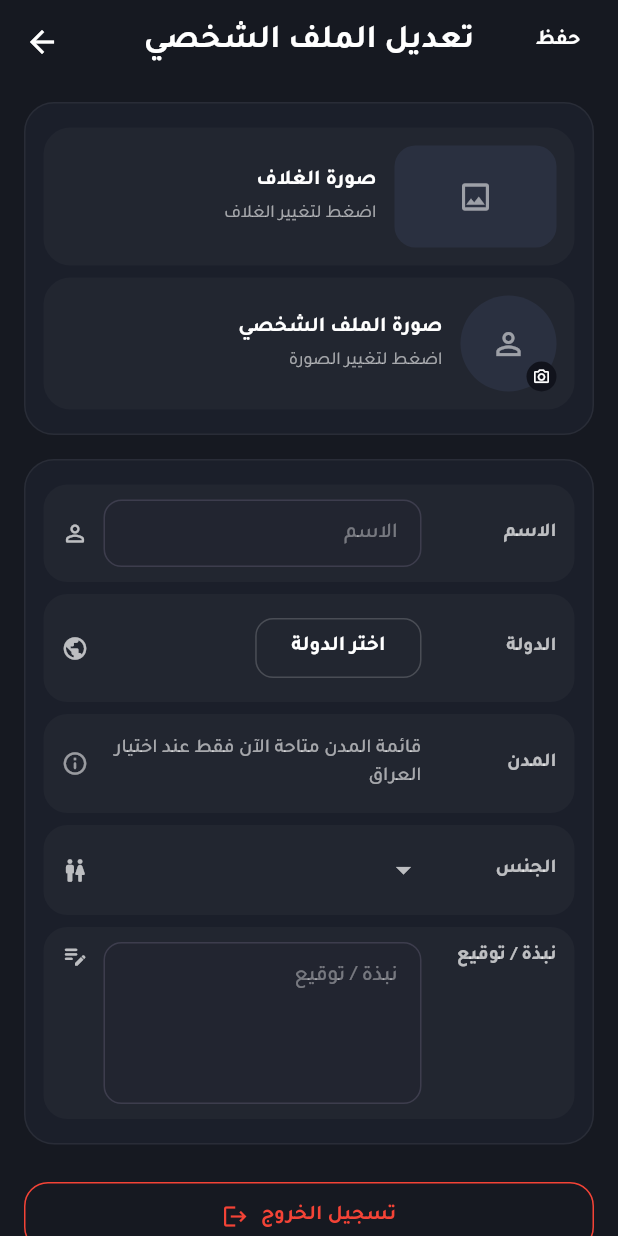
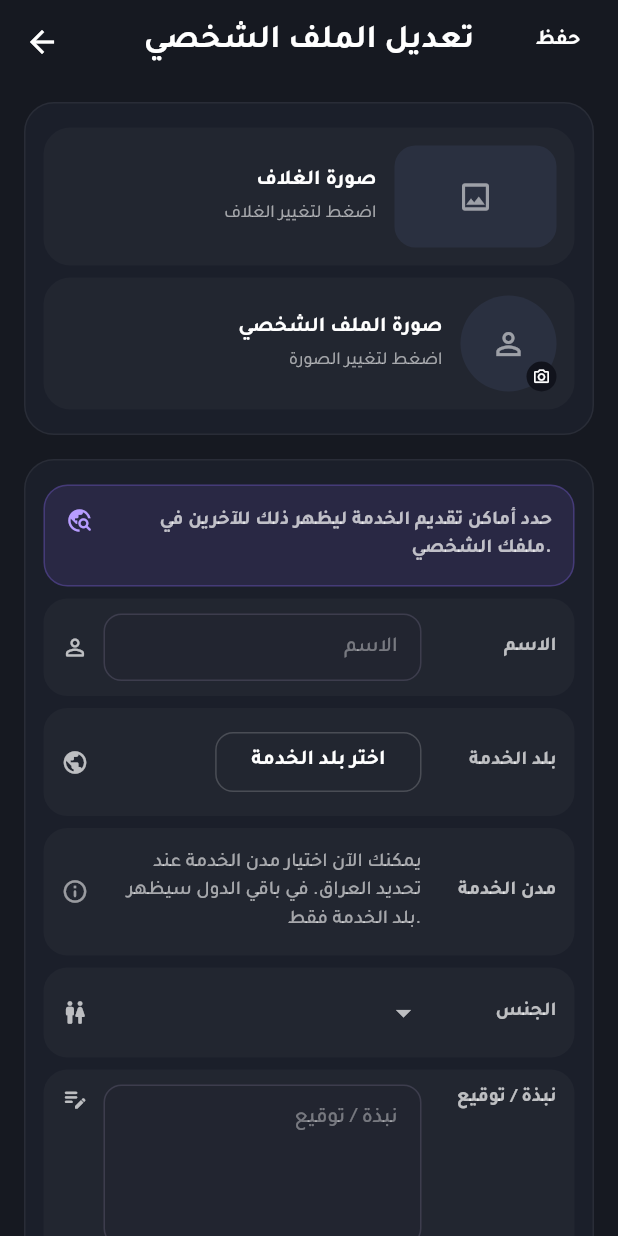
Before and after one commit to morti26/sawrly, a Flutter app: the EditProfileScreen screen opened directly with empty values, on a phone screen of 412 x 824 dp. Run offline on Flutter 3.47's test engine with Material 3 defaults, Android fonts, the phone set to English and light mode, and no system bars; our stand-ins replace dio, flutter_secure_storage, image_picker, video_player, webview_flutter; accounts and stored records are empty; network calls fail.

Commit message:
Slutfor serviceomrade i profil

```diff
--- a/sawrly-mobile/lib/features/profile/edit_profile_screen.dart
+++ b/sawrly-mobile/lib/features/profile/edit_profile_screen.dart
@@ -441,6 +441,7 @@ class _EditProfileScreenState extends State<EditProfileScreen> {
             const SizedBox(height: 16),
             _buildSectionCard(
               children: [
+                _buildServiceAreaIntroTile(),
                 _buildTextFieldTile(
                   label: "الاسم",
                   controller: _nameController,
@@ -450,6 +451,8 @@ class _EditProfileScreenState extends State<EditProfileScreen> {
                 _buildCountryTile(),
                 if (_isIraqSelected) _buildIraqiCitiesTile(),
                 if (!_isIraqSelected) _buildCityInfoTile(),
+                if (_serviceAreaPreview.isNotEmpty)
+                  _buildServiceAreaPreviewTile(),
                 _buildGenderTile(),
                 _buildTextFieldTile(
                   label: "نبذة / توقيع",
@@ -677,6 +680,17 @@ class _EditProfileScreenState extends State<EditProfileScreen> {
 
   bool get _isIraqSelected => _isIraqValue(_selectedCountry);
 
+  String get _serviceAreaPreview {
+    final parts = <String>[];
+    if (_cityController.text.trim().isNotEmpty) {
+      parts.add(_cityController.text.trim());
+    }
+    if ((_selectedCountry ?? '').trim().isNotEmpty) {
+      parts.add(_selectedCountry!.trim());
+    }
+    return parts.join(' - ');
+  }
+
   bool _isIraqValue(String? value) {
     final normalized = value?.trim().toLowerCase() ?? '';
     return normalized == 'iraq' ||
@@ -752,6 +766,92 @@ class _EditProfileScreenState extends State<EditProfileScreen> {
     _cityController.text = _selectedCities.join(', ');
   }
 
+  Widget _buildServiceAreaIntroTile() {
+    return Padding(
+      padding: const EdgeInsets.symmetric(vertical: 4),
+      child: Container(
+        width: double.infinity,
+        padding: const EdgeInsets.symmetric(horizontal: 14, vertical: 14),
+        decoration: BoxDecoration(
+          color: const Color(0xFF8E6BFF).withValues(alpha: 0.12),
+          borderRadius: BorderRadius.circular(16),
+          border: Border.all(
+            color: const Color(0xFF8E6BFF).withValues(alpha: 0.28),
+          ),
+        ),
+        child: const Row(
+          crossAxisAlignment: CrossAxisAlignment.start,
+          children: [
+            Icon(
+              Icons.travel_explore_rounded,
+              color: Color(0xFFB79CFF),
+              size: 18,
+            ),
+            SizedBox(width: 10),
+            Expanded(
+              child: Text(
+                "حدد أماكن تقديم الخدمة ليظهر ذلك للآخرين في ملفك الشخصي.",
+                textAlign: TextAlign.right,
+                style: TextStyle(
+                  color: Colors.white70,
+                  fontSize: 13,
+                  fontWeight: FontWeight.w600,
+                ),
+              ),
+            ),
+          ],
+        ),
+      ),
+    );
+  }
+
+  Widget _buildServiceAreaPreviewTile() {
+    return Padding(
+      padding: const EdgeInsets.symmetric(vertical: 4),
+      child: Container(
+        width: double.infinity,
+        padding: const EdgeInsets.symmetric(horizontal: 12, vertical: 14),
+        decoration: BoxDecoration(
+          color: Colors.white.withValues(alpha: 0.03),
+          borderRadius: BorderRadius.circular(16),
+        ),
+        child: Row(
+          children: [
+            const Icon(
+              Icons.visibility_outlined,
+              color: Colors.white54,
+              size: 18,
+            ),
+            const SizedBox(width: 10),
+            Expanded(
+              child: Text(
+                _serviceAreaPreview,
+                textAlign: TextAlign.right,
+                style: const TextStyle(
+                  color: Colors.white,
+                  fontWeight: FontWeight.w600,
+                ),
+              ),
+            ),
+            const SizedBox(width: 12),
+            const SizedBox(
+              width: 92,
+              child: Text(
+                "سيظهر للناس",
+                textAlign: TextAlign.right,
+                style: TextStyle(
+                  color: Colors.white70,
+                  fontSize: 13,
+                  fontWeight: FontWeight.w700,
+                ),
+              ),
+            ),
+          ],
+        ),
+      ),
+    );
+  }
+
   Widget _buildCountryTile() {
     return Padding(
       padding: const EdgeInsets.symmetric(vertical: 4),
@@ -786,7 +886,7 @@ class _EditProfileScreenState extends State<EditProfileScreen> {
                   child: Text(
                     (_selectedCountry?.isNotEmpty ?? false)
                         ? _selectedCountry!
-                        : "اختر الدولة",
+                        : "اختر بلد الخدمة",
                     style: const TextStyle(color: Colors.white),
                     overflow: TextOverflow.ellipsis,
                   ),
@@ -797,7 +897,7 @@ class _EditProfileScreenState extends State<EditProfileScreen> {
             const SizedBox(
               width: 78,
               child: Text(
-                "الدولة",
+                "بلد الخدمة",
                 textAlign: TextAlign.right,
                 style: TextStyle(
                   color: Colors.white70,
@@ -847,7 +947,7 @@ class _EditProfileScreenState extends State<EditProfileScreen> {
                       ),
                       child: Text(
                         _selectedCities.isEmpty
-                            ? "اختر المدن"
+                            ? "اختر مدن الخدمة"
                             : "تم اختيار ${_selectedCities.length} مدينة",
                         style: const TextStyle(color: Colors.white),
                       ),
@@ -858,7 +958,7 @@ class _EditProfileScreenState extends State<EditProfileScreen> {
                 const SizedBox(
                   width: 78,
                   child: Text(
-                    "المدن",
+                    "مدن الخدمة",
                     textAlign: TextAlign.right,
                     style: TextStyle(
                       color: Colors.white70,
@@ -929,7 +1029,7 @@ class _EditProfileScreenState extends State<EditProfileScreen> {
                           ),
                           const Spacer(),
                           const Text(
-                            "اختر المدن",
+                            "اختر مدن الخدمة",
                             style: TextStyle(
                               color: Colors.white,
                               fontSize: 16,
@@ -963,7 +1063,7 @@ class _EditProfileScreenState extends State<EditProfileScreen> {
                         },
                         style: const TextStyle(color: Colors.white),
                         decoration: InputDecoration(
-                          hintText: "ابحث عن مدينة",
+                          hintText: "ابحث عن مدينة خدمة",
                           hintStyle: const TextStyle(color: Colors.white38),
                           prefixIcon:
                               const Icon(Icons.search, color: Colors.white54),
@@ -1057,7 +1157,7 @@ class _EditProfileScreenState extends State<EditProfileScreen> {
                           ),
                           const Spacer(),
                           const Text(
-                            "اختر الدولة",
+                            "اختر بلد الخدمة",
                             style: TextStyle(
                               color: Colors.white,
                               fontSize: 16,
@@ -1079,7 +1179,7 @@ class _EditProfileScreenState extends State<EditProfileScreen> {
                         },
                         style: const TextStyle(color: Colors.white),
                         decoration: InputDecoration(
-                          hintText: "ابحث عن دولة",
+                          hintText: "ابحث عن بلد الخدمة",
                           hintStyle: const TextStyle(color: Colors.white38),
                           prefixIcon:
                               const Icon(Icons.search, color: Colors.white54),
@@ -1172,7 +1272,7 @@ class _EditProfileScreenState extends State<EditProfileScreen> {
             SizedBox(width: 10),
             Expanded(
               child: Text(
-                "قائمة المدن متاحة الآن فقط عند اختيار العراق",
+                "يمكنك الآن اختيار مدن الخدمة عند تحديد العراق. في باقي الدول سيظهر بلد الخدمة فقط.",
                 textAlign: TextAlign.right,
                 style: TextStyle(
                   color: Colors.white60,
@@ -1185,7 +1285,7 @@ class _EditProfileScreenState extends State<EditProfileScreen> {
             SizedBox(
               width: 78,
               child: Text(
-                "المدن",
+                "مدن الخدمة",
                 textAlign: TextAlign.right,
                 style: TextStyle(
                   color: Colors.white70,
```
